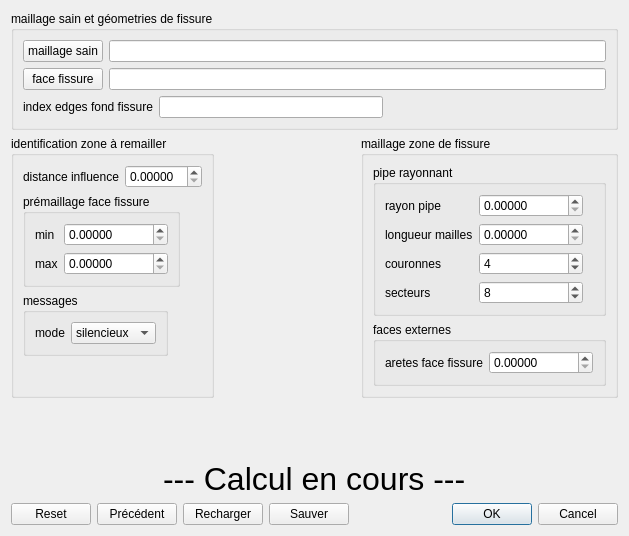
SalomePlatform/smesh, file src/Tools/blocFissure/ihm/fissureGenerale.ui: the form before one commit.
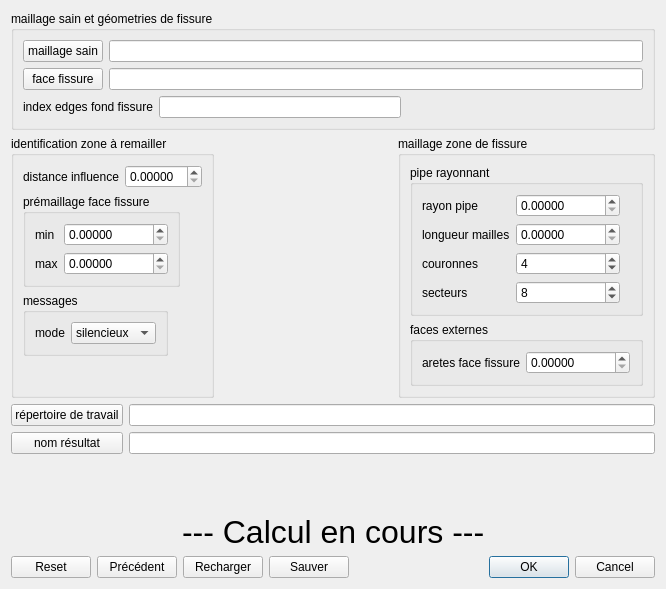
The form after the commit.

Commit message: general crack dialog, working dir and result file

What changed in the file:
```diff
--- a/src/Tools/blocFissure/ihm/fissureGenerale.ui
+++ b/src/Tools/blocFissure/ihm/fissureGenerale.ui
@@ -6,8 +6,8 @@
    <rect>
     <x>0</x>
     <y>0</y>
-    <width>629</width>
-    <height>536</height>
+    <width>666</width>
+    <height>589</height>
    </rect>
   </property>
   <property name="windowTitle">
@@ -461,6 +461,38 @@
      </item>
     </layout>
    </item>
+   <item>
+    <layout class="QGridLayout" name="gridLayout_5">
+     <item row="0" column="0">
+      <widget class="QPushButton" name="pb_reptrav">
+       <property name="text">
+        <string>répertoire de travail</string>
+       </property>
+      </widget>
+     </item>
+     <item row="0" column="1">
+      <widget class="QLineEdit" name="le_reptrav">
+       <property name="toolTip">
+        <string>&lt;html&gt;&lt;head/&gt;&lt;body&gt;&lt;p&gt;Répertoire dans lequel seront rangés le maillage final, les objets intermédiaires, la log d'exécution.&lt;/p&gt;&lt;/body&gt;&lt;/html&gt;</string>
+       </property>
+      </widget>
+     </item>
+     <item row="1" column="0">
+      <widget class="QPushButton" name="pb_nomres">
+       <property name="text">
+        <string>nom résultat</string>
+       </property>
+      </widget>
+     </item>
+     <item row="1" column="1">
+      <widget class="QLineEdit" name="le_nomres">
+       <property name="toolTip">
+        <string>&lt;html&gt;&lt;head/&gt;&lt;body&gt;&lt;p&gt;nom du fichier maillage résultat&lt;/p&gt;&lt;/body&gt;&lt;/html&gt;</string>
+       </property>
+      </widget>
+     </item>
+    </layout>
+   </item>
    <item>
     <spacer name="verticalSpacer_2">
      <property name="orientation">
```
Left out of the diff: 5 changed lines with no effect on the pictures. The commit also changes 1 other file.
